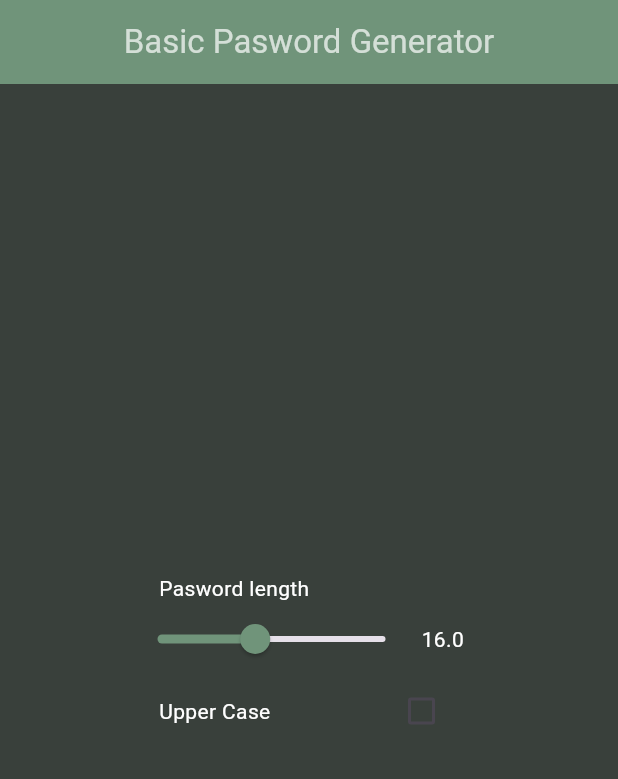
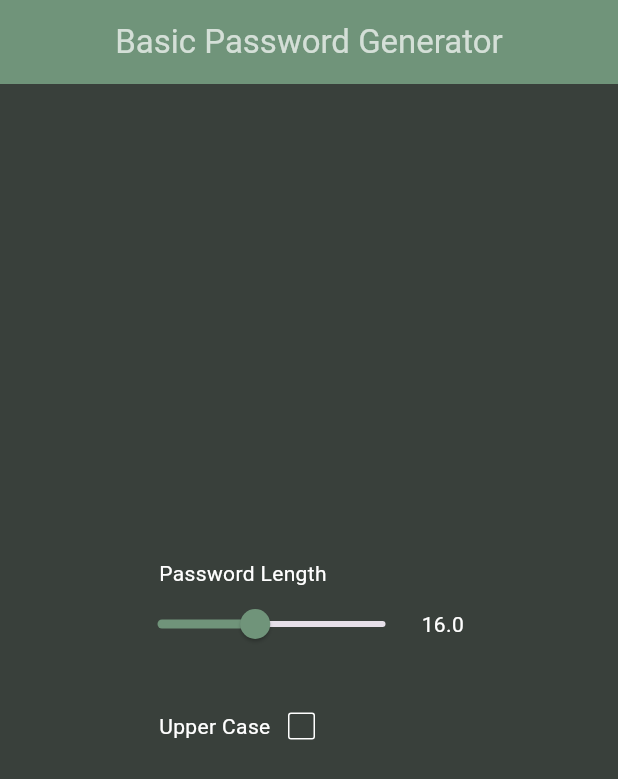
Before and after one commit to erenkarakayaw/basicflutterpasswordgenerator, a Flutter app: the screen it shows after launch, on a phone screen of 412 x 824 dp. Shown: the top 779 px of the screen. Run offline on Flutter 3.47's test engine with Material 3 defaults, Android fonts, the phone set to English and light mode, and no system bars.

Commit message:
gelismeler
Yeni dil

```diff
--- a/lib/appBody.dart
+++ b/lib/appBody.dart
@@ -7,9 +7,28 @@ class appBody extends StatefulWidget {
 
 class _appBody extends State<appBody> {
   double _slidervalue = 16;
+
   bool _uppercase = false;
+
   Color bizimyesil = Color.fromARGB(255, 112, 148, 122);
+
   Color bizimsiyah = Color.fromARGB(255, 57, 64, 59);
+
+  String dil = "_eng";
+
+  Map<String, String> keyler = {
+    "appbartext_tr": "Şifre Oluşturucu",
+    "appbartext_eng": "Basic Password Generator",
+    "pwd_tr" : "Şifre Uzunluğu",
+    "pwd_eng" : "Password Length",
+    "uppercase_tr" : "Büyük Harfler",
+    "uppercase_eng" : "Upper Case"
+  };
+
+  String GetKey(String key) {
+    String ct = "$key$dil";
+    return keyler[ct].toString();
+  }
 
   void setSliderVal(double val) {
     setState(() {
@@ -30,8 +49,8 @@ class _appBody extends State<appBody> {
       appBar: AppBar(
         backgroundColor: bizimyesil,
         centerTitle: true,
-        title: Text("Basic Pasword Generator",
-            style: TextStyle(color: Colors.white70)),
+        title:
+            Text(GetKey("appbartext"), style: TextStyle(color: Colors.white70)),
       ),
       body: Center(
         child: Column(
@@ -41,7 +60,7 @@ class _appBody extends State<appBody> {
               mainAxisAlignment: MainAxisAlignment.center,
               children: [
                 Container(
-                  child: Text("Pasword length",
+                  child: Text(GetKey("pwd"),
                       style: TextStyle(color: Colors.white)),
                   width: 200,
                 ),
@@ -71,21 +90,24 @@ class _appBody extends State<appBody> {
                 )
               ],
             ),
+            Container(
+              height: 20,
+            ),
             Row(
               mainAxisAlignment: MainAxisAlignment.center,
               children: [
                 Container(
-                  width: 150,
+                  width: 80,
                   child:
-                      Text("Upper Case", style: TextStyle(color: Colors.white)),
+                  Text(GetKey("uppercase"), style: TextStyle(color: Colors.white)),
                 ),
                 Container(
-                  width: 50,
+                  width: 30,
                   child: Checkbox(
                     value: _uppercase,
                     focusColor: bizimyesil,
                     activeColor: bizimyesil,
-
+                    side: const BorderSide(color: Colors.white),
                     fillColor: MaterialStateProperty.resolveWith((states) {
                       if (!states.contains(MaterialState.selected)) {
                         return bizimsiyah;
@@ -94,6 +116,9 @@ class _appBody extends State<appBody> {
                     }),
                     onChanged: (e) => {setUpperCase(e)},
                   ),
+                ),
+                Container(
+                  width: 90,
                 )
               ],
             )
```
